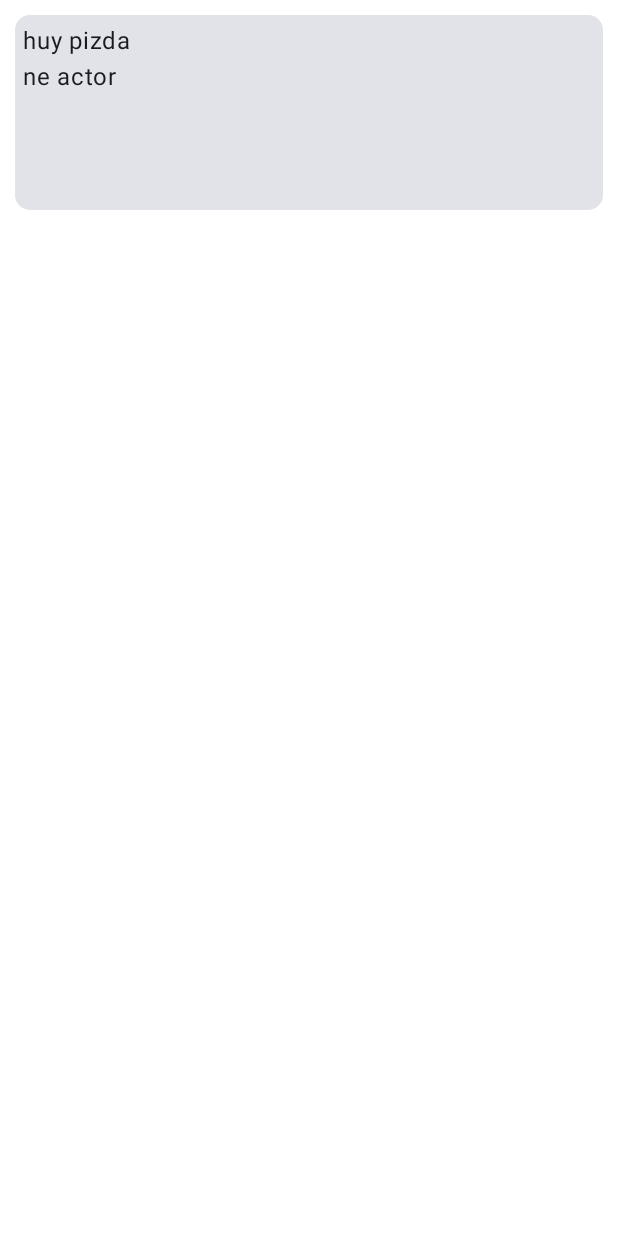
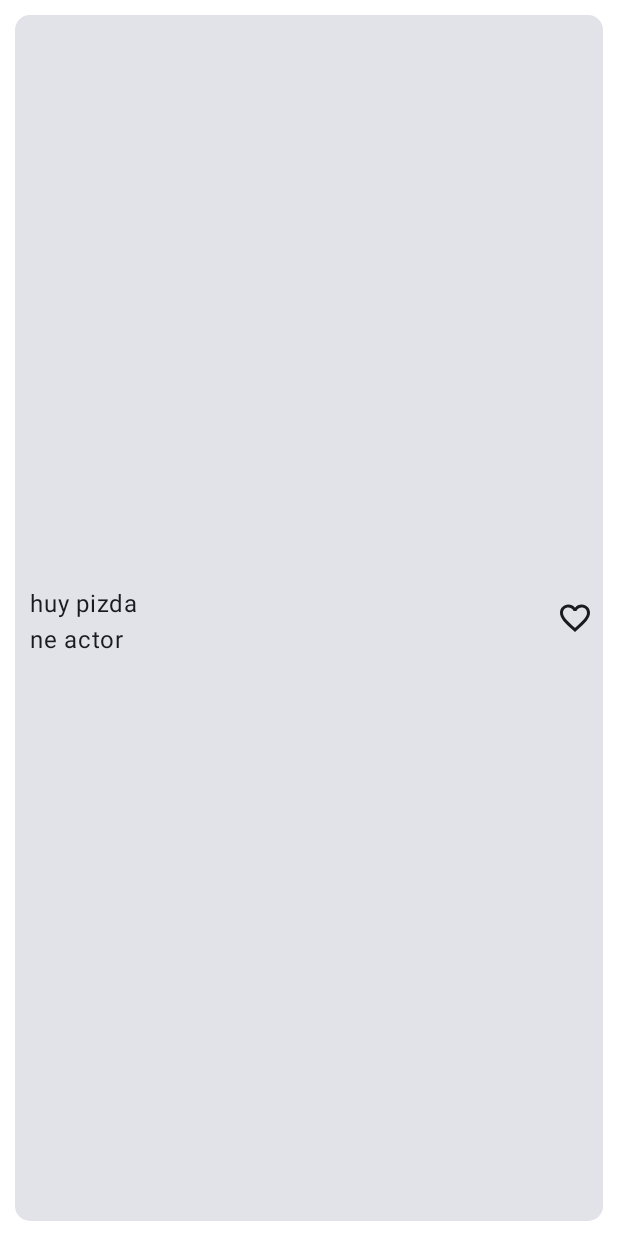
Before and after one commit to sndxsu/MyNotes, an Android app built with Jetpack Compose: the composable SecondScreen shown on its own in the app's theme, on a phone screen of 412 x 824 dp. Run offline under Robolectric (Android 15) with nearby library versions, the phone set to English and light mode, and no system bars.

Commit message:
Can show description and added button

```diff
--- a/app/src/main/java/com/sndx/mynotes/screens/components/ListItem.kt
+++ b/app/src/main/java/com/sndx/mynotes/screens/components/ListItem.kt
@@ -2,11 +2,15 @@ package com.sndx.mynotes.screens.components
 
 import androidx.compose.foundation.layout.Column
 import androidx.compose.foundation.layout.Row
+import androidx.compose.foundation.layout.fillMaxSize
 import androidx.compose.foundation.layout.fillMaxWidth
-import androidx.compose.foundation.layout.height
 import androidx.compose.foundation.layout.padding
 import androidx.compose.foundation.shape.RoundedCornerShape
+import androidx.compose.material.icons.Icons
+import androidx.compose.material.icons.filled.FavoriteBorder
 import androidx.compose.material3.Card
+import androidx.compose.material3.Icon
+import androidx.compose.material3.IconButton
 import androidx.compose.material3.Text
 import androidx.compose.runtime.Composable
 import androidx.compose.ui.Alignment
@@ -19,20 +23,25 @@ fun ListItem(name: String, prof:String){
     Card (
         Modifier
             .fillMaxWidth()
-            .height(150.dp)
             .padding(10.dp), RoundedCornerShape(10.dp)
     ){
-        Row (Modifier.fillMaxWidth(), verticalAlignment = Alignment.CenterVertically){
-//            Image(painter = painterResource(id = R.drawable.anime_girl), contentDescription = "r",
-//                Modifier
-//                    .fillMaxHeight()
-//                    .padding(5.dp)
-//                    .clip(
-//                        CircleShape
-//                    ))
-            Column (Modifier.padding(5.dp)){
+        Row (Modifier.fillMaxSize(), verticalAlignment = Alignment.CenterVertically){
+            Column (horizontalAlignment = Alignment.Start,
+                modifier = Modifier
+                    .fillMaxWidth(0.9f)
+                    .padding(start = 10.dp, top = 5.dp, end = 5.dp)
+                ){
                 Text(text = name)
                 Text(text = prof)
+            }
+
+            IconButton(
+                onClick = { /*todo*/ }
+            ) {
+                Icon(
+                    imageVector = Icons.Default.FavoriteBorder,
+                    contentDescription = "Important"
+                )
             }
         }
     }
```
